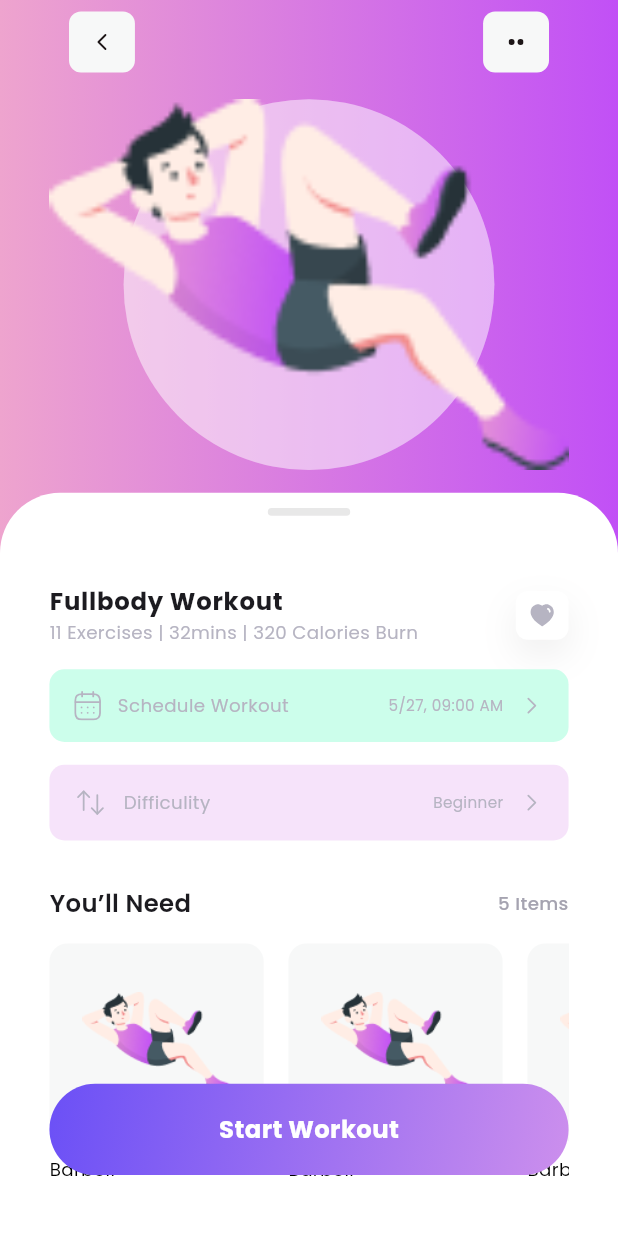
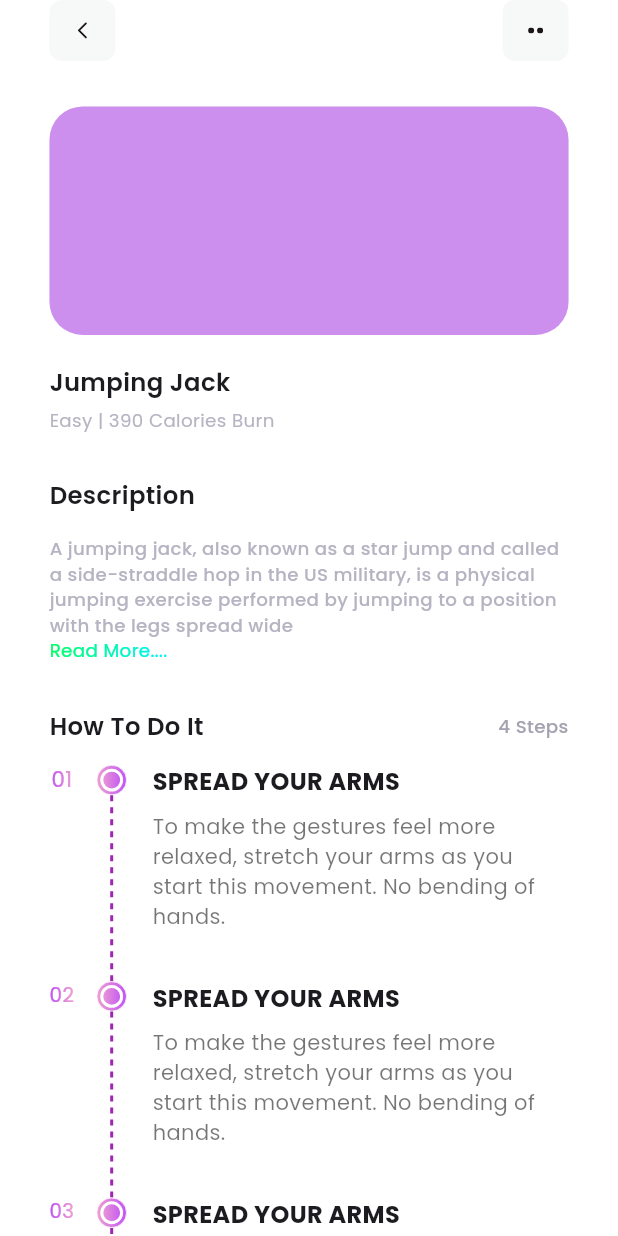
Before and after one commit to aliNassef/FitTrack, a Flutter app: the screen it shows after launch, on a phone screen of 412 x 824 dp. Run offline on Flutter 3.47's test engine with Material 3 defaults, Android fonts, the phone set to English and light mode, and no system bars; drawn by our look-alikes of dotted_border; our stand-ins replace carousel_slider, device_preview_plus, dio, easy_localization, fl_chart, flutter_bloc and 9 more; project files that could hold a hidden picture were left out.

Commit message:
feat: update dependencies and add new workout features
- Updated `device_preview` to `device_preview_plus` in `pubspec.yaml` and related files
- Added new `StepModel` class for workout steps
- Implemented `WorkoutExerciseView` and related widgets for workout exercises
- Enhanced UI components with `VideoSection` and `ReadMoreText` widgets
- Updated `AppRouter` to include new workout exercise view

```diff
--- a/lib/core/utils/app_router.dart
+++ b/lib/core/utils/app_router.dart
@@ -13,6 +13,8 @@ import '../../features/onboarding/presentation/views/onboarding_view.dart';
 import '../../features/onboarding/presentation/views/welcome_view.dart';
 import '../../features/profile/presentation/views/profile_view.dart';
 import '../../features/workout/presentation/view/workout_details_view.dart';
+import '../../features/workout/presentation/view/workout_excersises_view.dart'
+    show WorkoutExerciseView;
 import '../../features/workout/presentation/view/workout_view.dart';
 
 Route<dynamic> onGenerateRoute(RouteSettings settings) {
@@ -69,6 +71,10 @@ Route<dynamic> onGenerateRoute(RouteSettings settings) {
       return MaterialPageRoute(
         builder: (context) => const WorkoutDetailsView(),
       );
+    case WorkoutExerciseView.routeName:
+      return MaterialPageRoute(
+        builder: (context) => const WorkoutExerciseView(),
+      );
     default:
       return MaterialPageRoute(builder: (context) => const Scaffold());
   }
--- /dev/null
+++ b/lib/core/widgets/read_more_text.dart
@@ -0,0 +1,64 @@
+import 'package:flutter/material.dart';
+
+import '../utils/app_colors.dart';
+import '../utils/app_styles.dart';
+
+class ReadMoreText extends StatefulWidget {
+  final String text;
+  final int maxLines;
+
+  const ReadMoreText({
+    super.key,
+    required this.text,
+    this.maxLines = 4,
+  });
+
+  @override
+  ReadMoreTextState createState() => ReadMoreTextState();
+}
+
+class ReadMoreTextState extends State<ReadMoreText> {
+  bool isExpanded = false;
+
+  @override
+  Widget build(BuildContext context) {
+    final text = widget.text;
+    final maxLines = widget.maxLines;
+
+    return Column(
+      crossAxisAlignment: CrossAxisAlignment.start,
+      children: [
+        Text(
+          text,
+          maxLines: isExpanded ? null : maxLines,
+          overflow: isExpanded ? null : TextOverflow.ellipsis,
+          style: AppStyles.medium12.copyWith(
+            color: AppColors.greyLighterColor,
+          ),
+        ),
+        if (text.isNotEmpty)
+          GestureDetector(
+            onTap: () {
+              setState(() {
+                isExpanded = !isExpanded;
+              });
+            },
+            child: ShaderMask(
+              shaderCallback: (bounds) => const LinearGradient(
+                colors: [
+                  Color(0xff00ff66),
+                  Color(0xff00f0ff),
+                ],
+              ).createShader(bounds),
+              child: Text(
+                isExpanded ? 'Read Less' : 'Read More....',
+                style: AppStyles.regular12.copyWith(
+                  color: Colors.white,
+                ),
+              ),
+            ),
+          ),
+      ],
+    );
+  }
+}
--- /dev/null
+++ b/lib/features/workout/data/model/step_model.dart
@@ -0,0 +1,11 @@
+
+class StepModel {
+  final int stepNumber;
+  final String title;
+  final String description;
+
+  StepModel(
+      {required this.stepNumber,
+      required this.title,
+      required this.description});
+}
--- /dev/null
+++ b/lib/features/workout/presentation/view/workout_excersises_view.dart
@@ -0,0 +1,16 @@
+import 'package:flutter/material.dart';
+
+import '../widgets/workout_excersises_view_body.dart';
+
+class WorkoutExerciseView extends StatelessWidget {
+  const WorkoutExerciseView({super.key});
+  static const routeName = 'workout-excersises-view';
+  @override
+  Widget build(BuildContext context) {
+    return const Scaffold(
+      body: SafeArea(
+        child: WorkoutExerciseViewBody(),
+      ),
+    );
+  }
+}
--- /dev/null
+++ b/lib/features/workout/presentation/widgets/step_item.dart
@@ -0,0 +1,124 @@
+import 'package:dotted_border/dotted_border.dart';
+import 'package:flutter/material.dart';
+import 'package:flutter_screenutil/flutter_screenutil.dart';
+
+import '../../../../core/helpers/app_spacer.dart';
+import '../../../../core/utils/app_styles.dart';
+import '../../data/model/step_model.dart';
+
+class StepItem extends StatelessWidget {
+  final StepModel stepModel;
+  final bool isLast;
+  const StepItem({
+    super.key,
+    required this.stepModel,
+    required this.isLast,
+  });
+
+  @override
+  Widget build(BuildContext context) {
+    return Row(
+      crossAxisAlignment: CrossAxisAlignment.start,
+      children: [
+        ShaderMask(
+          shaderCallback: (bounds) => const LinearGradient(
+            colors: [
+              Color(0xffC150F6),
+              Color(0xffEEA4CE),
+            ],
+          ).createShader(bounds),
+          child: SizedBox(
+            width: 15.w,
+            child: FittedBox(
+              fit: BoxFit.scaleDown,
+              child: Text(
+                '0${stepModel.stepNumber}',
+                style: AppStyles.regular14.copyWith(
+                  color: Colors.white,
+                ),
+              ),
+            ),
+          ),
+        ),
+        const HorizontalSpace(13),
+        Column(
+          children: [
+            Container(
+              padding: const EdgeInsets.all(2),
+              decoration: BoxDecoration(
+                shape: BoxShape.circle,
+                gradient: const LinearGradient(
+                  colors: [
+                    Color(0xffEEA4CE),
+                    Color(0xffC150F6),
+                  ],
+                ),
+                color: Colors.white,
+                border: Border.all(
+                  color: Colors.white,
+                  width: 0.5,
+                ),
+              ),
+              child: Container(
+                width: 15.w,
+                height: 15.h,
+                decoration: BoxDecoration(
+                  border: Border.all(
+                    color: Colors.white,
+                    width: 2,
+                  ),
+                  shape: BoxShape.circle,
+                  gradient: const LinearGradient(
+                    colors: [
+                      Color(0xffEEA4CE),
+                      Color(0xffC150F6),
+                    ],
+                  ),
+                ),
+              ),
+            ),
+            if (!isLast)
+              DottedBorder(
+                color: Colors.purple,
+                strokeWidth: 2,
+                dashPattern: const [4, 4],
+                customPath: (size) {
+                  return Path()
+                    ..moveTo(size.width / 2, 0)
+                    ..lineTo(size.width / 2, size.height);
+                },
+                child: const SizedBox(
+                  width: 0,
+                  height: 120,
+                ),
+              ),
+          ],
+        ),
+        const HorizontalSpace(15),
+        Expanded(
+          child: Column(
+            crossAxisAlignment: CrossAxisAlignment.start,
+            children: [
+              Text(
+                stepModel.title.toUpperCase(),
+                style: const TextStyle(
+                  fontSize: 16,
+                  fontWeight: FontWeight.bold,
+                ),
+              ),
+              const VerticalSpace(8),
+              Text(
+                stepModel.description,
+                style: const TextStyle(
+                  fontSize: 14,
+                  color: Colors.black54,
+                ),
+              ),
+              const VerticalSpace(16),
+            ],
+          ),
+        ),
+      ],
+    );
+  }
+}
--- /dev/null
+++ b/lib/features/workout/presentation/widgets/video_section.dart
@@ -0,0 +1,24 @@
+
+import 'package:fit_track_app/core/extensions/mediaquery_size.dart';
+import 'package:flutter/material.dart';
+import 'package:flutter_screenutil/flutter_screenutil.dart';
+
+import '../../../../core/utils/app_colors.dart';
+
+class VideoSection extends StatelessWidget {
+  const VideoSection({
+    super.key,
+  });
+
+  @override
+  Widget build(BuildContext context) {
+    return Container(
+      height: 150.h,
+      width: context.width,
+      decoration: BoxDecoration(
+        color: AppColors.secondaryColor,
+        borderRadius: BorderRadius.circular(22),
+      ),
+    );
+  }
+}
--- /dev/null
+++ b/lib/features/workout/presentation/widgets/workout_excersises_view_body.dart
@@ -0,0 +1,189 @@
+import 'package:fit_track_app/core/extensions/padding_extension.dart';
+import 'package:fit_track_app/core/helpers/app_spacer.dart';
+import 'package:fit_track_app/core/helpers/default_app_button.dart';
+import 'package:fit_track_app/core/utils/app_styles.dart';
+import 'package:fit_track_app/core/widgets/custom_head_title_and_subtitle_button.dart';
+import 'package:fit_track_app/core/widgets/read_more_text.dart';
+import 'package:fit_track_app/features/workout/presentation/widgets/step_item.dart';
+import 'package:fit_track_app/features/workout/presentation/widgets/video_section.dart';
+import 'package:flutter/material.dart';
+import 'package:flutter_screenutil/flutter_screenutil.dart';
+
+import '../../../../core/utils/app_colors.dart';
+import '../../../../core/widgets/custom_app_bar.dart';
+import '../../data/model/step_model.dart';
+
+class WorkoutExerciseViewBody extends StatelessWidget {
+  const WorkoutExerciseViewBody({super.key});
+  static List<StepModel> steps = [
+    StepModel(
+      stepNumber: 1,
+      title: 'Spread Your Arms',
+      description:
+          'To make the gestures feel more relaxed, stretch your arms as you start this movement. No bending of hands.',
+    ),
+    StepModel(
+      stepNumber: 2,
+      title: 'Spread Your Arms',
+      description:
+          'To make the gestures feel more relaxed, stretch your arms as you start this movement. No bending of hands.',
+    ),
+    StepModel(
+      stepNumber: 3,
+      title: 'Spread Your Arms',
+      description:
+          'To make the gestures feel more relaxed, stretch your arms as you start this movement. No bending of hands.',
+    ),
+    StepModel(
+      stepNumber: 4,
+      title: 'Spread Your Arms',
+      description:
+          'To make the gestures feel more relaxed, stretch your arms as you start this movement. No bending of hands.',
+    ),
+  ];
+  @override
+  Widget build(BuildContext context) {
+    return SingleChildScrollView(
+      child: Column(
+        crossAxisAlignment: CrossAxisAlignment.start,
+        children: [
+          const CustomAppBar(
+            title: '',
+          ),
+          const VerticalSpace(30),
+          const VideoSection(),
+          const VerticalSpace(20),
+          Text(
+            'Jumping Jack',
+            style: AppStyles.semiBold16,
+          ),
+          const VerticalSpace(5),
+          Text(
+            'Easy | 390 Calories Burn',
+            style: AppStyles.regular12.copyWith(
+              color: AppColors.greyLighterColor,
+            ),
+          ),
+          const VerticalSpace(30),
+          Text(
+            'Description',
+            style: AppStyles.semiBold16,
+          ),
+          const VerticalSpace(15),
+          const ReadMoreText(
+            text:
+                'A jumping jack, also known as a star jump and called a side-straddle hop in the US military, is a physical jumping exercise performed by jumping to a position with the legs spread wide',
+          ),
+          const VerticalSpace(30),
+          const CustomHeadTittleAndSubTitleButton(
+            title: 'How To Do It',
+            subtitle: '4 Steps',
+          ),
+          const VerticalSpace(14),
+          ...steps.map(
+            (step) => StepItem(
+              isLast: step.stepNumber == steps.length,
+              stepModel: step,
+            ),
+          ),
+          Text(
+            'Custom Repetitions',
+            style: AppStyles.semiBold16,
+          ),
+          const CustomListWheel(),
+          const VerticalSpace(30),
+          const DefaultAppButton(text: 'Save'),
+          const VerticalSpace(30),
+        ],
+      ).withHorizontalPadding(30),
+    );
+  }
+}
+
+class CustomListWheel extends StatefulWidget {
+  const CustomListWheel({
+    super.key,
+  });
+
+  @override
+  State<CustomListWheel> createState() => _CustomListWheelState();
+}
+
+class _CustomListWheelState extends State<CustomListWheel> {
+  int indexSelected = 0;
+  @override
+  Widget build(BuildContext context) {
+    return SizedBox(
+      height: 150.h,
+      child: ListWheelScrollView(
+        itemExtent: 60.h,
+        diameterRatio: 1.5,
+        physics: const FixedExtentScrollPhysics(),
+        children: List.generate(
+          3,
+          (index) => Container(
+            padding: EdgeInsets.symmetric(horizontal: 20.w),
+            decoration: BoxDecoration(
+              border: Border(
+                top: BorderSide(
+                  color: Colors.grey.withValues(alpha: 0.2),
+                  width: 1,
+                ),
+                bottom: BorderSide(
+                  color: Colors.grey.withValues(alpha: 0.2),
+                  width: 1,
+                ),
+              ),
+            ),
+            child: Row(
+              spacing: 10.w,
+              children: [
+                Row(
+                  children: [
+                    Icon(
+                      Icons.local_fire_department,
+                      color: index == indexSelected
+                          ? Colors.red
+                          : Colors.pink.withValues(alpha: 0.3),
+                      size: 24,
+                    ),
+                    const HorizontalSpace(10),
+                    Text(
+                      '450 Calories Burn',
+                      style: AppStyles.regular10.copyWith(
+                        color: index == indexSelected
+                            ? AppColors.greyLighterColor
+                            : const Color(0xffA5A3B0),
+                      ),
+                    ),
+                  ],
+                ),
+                Text(
+                  '30',
+                  style: AppStyles.medium24.copyWith(
+                    color: index == indexSelected
+                        ? const Color(0xffA5A3B0)
+                        : AppColors.greyLighterColor,
+                    fontSize: index == indexSelected ? 24.sp : 18.sp,
+                  ),
+                ),
+                if (index == indexSelected)
+                  Text(
+                    'times',
+                    style: AppStyles.regular16.copyWith(
+                      color: const Color(0xffA5A3B0),
+                    ),
+                  )
+              ],
+            ),
+          ),
+        ),
+        onSelectedItemChanged: (index) {
+          setState(() {
+            indexSelected = index;
+          });
+        },
+      ),
+    );
+  }
+}
--- a/lib/fit_track_app.dart
+++ b/lib/fit_track_app.dart
@@ -1,5 +1,5 @@
-import 'package:device_preview/device_preview.dart';
-import 'package:fit_track_app/features/workout/presentation/view/workout_details_view.dart';
+import 'package:device_preview_plus/device_preview_plus.dart';
+import 'package:fit_track_app/features/workout/presentation/view/workout_excersises_view.dart';
 import 'package:flutter/material.dart';
 import 'package:flutter_screenutil/flutter_screenutil.dart';
 import 'core/utils/app_router.dart';
@@ -22,7 +22,7 @@ class FitTrackApp extends StatelessWidget {
           debugShowCheckedModeBanner: false,
           theme: getLightTheme(),
           onGenerateRoute: (settings) => onGenerateRoute(settings),
-          initialRoute: WorkoutDetailsView.routeName,
+          initialRoute: WorkoutExerciseView.routeName,
         );
       },
     );
--- a/lib/main.dart
+++ b/lib/main.dart
@@ -1,4 +1,4 @@
-import 'package:device_preview/device_preview.dart';
+import 'package:device_preview_plus/device_preview_plus.dart';
 import 'package:flutter/foundation.dart';
 import 'package:flutter/material.dart';
 
--- a/pubspec.yaml
+++ b/pubspec.yaml
@@ -10,8 +10,9 @@ dependencies:
   carousel_slider: ^5.0.0
   cupertino_icons: ^1.0.8
   dartz: ^0.10.1
-  device_preview: ^1.2.0
+  device_preview_plus: ^2.3.4
   dio: ^5.8.0+1
+  dotted_border: ^2.1.0
   dropdown_button2: ^2.3.9
   easy_localization: ^3.0.7+1
   fl_chart: ^0.70.2
```
Also changed, not shown: lib/features/auth/presentation/views/sucess_registration_view.dart (+5 -6 lines), pubspec.lock, 125 other files.
